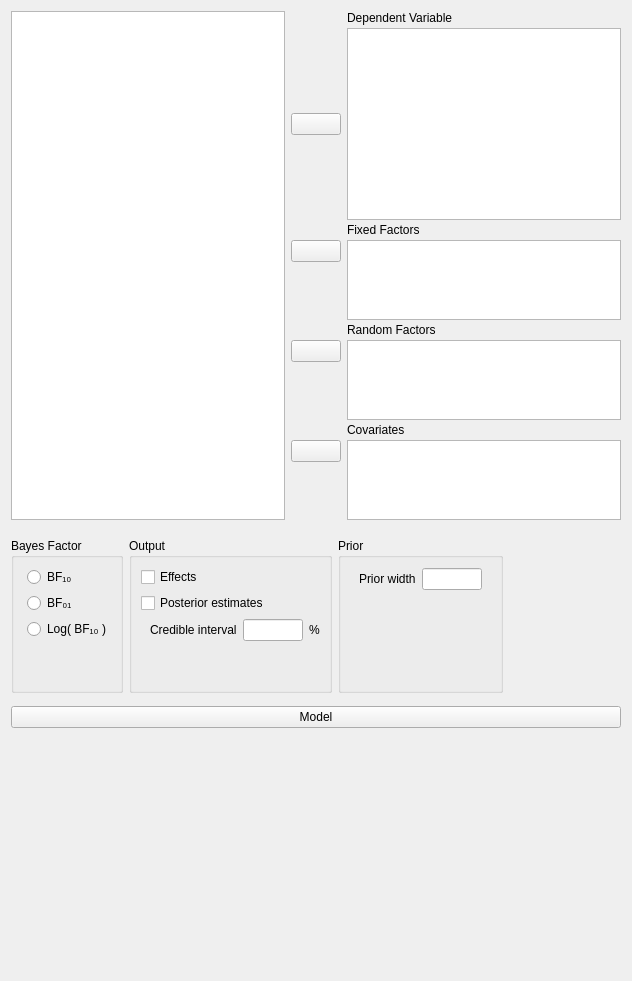
Old version of the form JASP-Desktop/analysisforms/ancovabayesianform.ui in the repository jasp-stats/jasp-desktop.
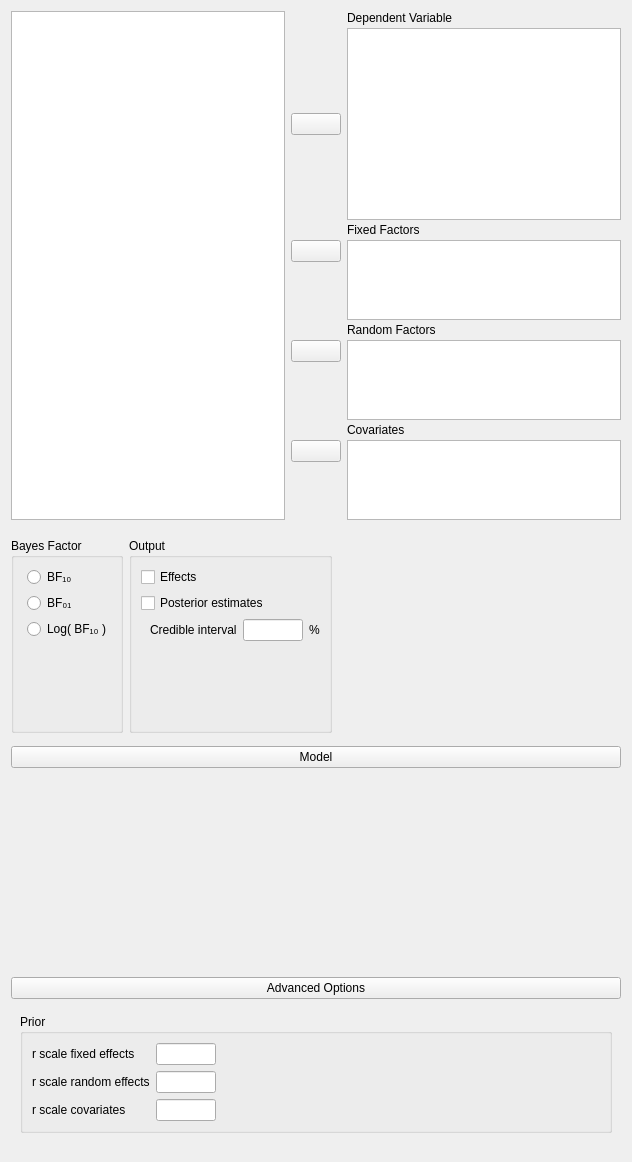
New version of the form. Custom widgets are drawn as their Qt base class.

Commit message: Priors: added advanced options for Bayesian analyses

```diff
--- a/JASP-Desktop/analysisforms/ancovabayesianform.ui
+++ b/JASP-Desktop/analysisforms/ancovabayesianform.ui
@@ -7,7 +7,7 @@
     <x>0</x>
     <y>0</y>
     <width>632</width>
-    <height>981</height>
+    <height>1162</height>
    </rect>
   </property>
   <property name="sizePolicy">
@@ -375,79 +375,6 @@
       <property name="bottomMargin">
        <number>0</number>
       </property>
-      <item row="0" column="0">
-       <widget class="BoundGroupBox" name="bayesFactorType">
-        <property name="sizePolicy">
-         <sizepolicy hsizetype="Fixed" vsizetype="Minimum">
-          <horstretch>0</horstretch>
-          <verstretch>0</verstretch>
-         </sizepolicy>
-        </property>
-        <property name="title">
-         <string>Bayes Factor</string>
-        </property>
-        <property name="flat">
-         <bool>false</bool>
-        </property>
-        <layout class="QGridLayout" name="gridLayout_13">
-         <property name="leftMargin">
-          <number>13</number>
-         </property>
-         <item row="0" column="0">
-          <widget class="QRadioButton" name="_1">
-           <property name="sizePolicy">
-            <sizepolicy hsizetype="Fixed" vsizetype="Fixed">
-             <horstretch>0</horstretch>
-             <verstretch>0</verstretch>
-            </sizepolicy>
-           </property>
-           <property name="text">
-            <string>BF₁₀</string>
-           </property>
-          </widget>
-         </item>
-         <item row="1" column="0">
-          <widget class="QRadioButton" name="_2">
-           <property name="sizePolicy">
-            <sizepolicy hsizetype="Fixed" vsizetype="Fixed">
-             <horstretch>0</horstretch>
-             <verstretch>0</verstretch>
-            </sizepolicy>
-           </property>
-           <property name="text">
-            <string>BF₀₁</string>
-           </property>
-          </widget>
-         </item>
-         <item row="3" column="0">
-          <spacer name="verticalSpacer_4">
-           <property name="orientation">
-            <enum>Qt::Vertical</enum>
-           </property>
-           <property name="sizeHint" stdset="0">
-            <size>
-             <width>20</width>
-             <height>40</height>
-            </size>
-           </property>
-          </spacer>
-         </item>
-         <item row="2" column="0">
-          <widget class="QRadioButton" name="_3">
-           <property name="sizePolicy">
-            <sizepolicy hsizetype="Fixed" vsizetype="Fixed">
-             <horstretch>0</horstretch>
-             <verstretch>0</verstretch>
-            </sizepolicy>
-           </property>
-           <property name="text">
-            <string>Log( BF₁₀ )</string>
-           </property>
-          </widget>
-         </item>
-        </layout>
-       </widget>
-      </item>
       <item row="0" column="1">
        <widget class="GroupBox" name="groupBox_3">
         <property name="sizePolicy">
@@ -568,8 +495,8 @@
         </layout>
        </widget>
       </item>
-      <item row="0" column="2">
-       <widget class="GroupBox" name="groupBox">
+      <item row="0" column="0">
+       <widget class="BoundGroupBox" name="bayesFactorType">
         <property name="sizePolicy">
          <sizepolicy hsizetype="Fixed" vsizetype="Minimum">
           <horstretch>0</horstretch>
@@ -577,11 +504,43 @@
          </sizepolicy>
         </property>
         <property name="title">
-         <string>Prior</string>
+         <string>Bayes Factor</string>
         </property>
-        <layout class="QGridLayout" name="gridLayout_11">
-         <item row="2" column="0">
-          <spacer name="verticalSpacer_5">
+        <property name="flat">
+         <bool>false</bool>
+        </property>
+        <layout class="QGridLayout" name="gridLayout_13">
+         <property name="leftMargin">
+          <number>13</number>
+         </property>
+         <item row="0" column="0">
+          <widget class="QRadioButton" name="_1">
+           <property name="sizePolicy">
+            <sizepolicy hsizetype="Fixed" vsizetype="Fixed">
+             <horstretch>0</horstretch>
+             <verstretch>0</verstretch>
+            </sizepolicy>
+           </property>
+           <property name="text">
+            <string>BF₁₀</string>
+           </property>
+          </widget>
+         </item>
+         <item row="1" column="0">
+          <widget class="QRadioButton" name="_2">
+           <property name="sizePolicy">
+            <sizepolicy hsizetype="Fixed" vsizetype="Fixed">
+             <horstretch>0</horstretch>
+             <verstretch>0</verstretch>
+            </sizepolicy>
+           </property>
+           <property name="text">
+            <string>BF₀₁</string>
+           </property>
+          </widget>
+         </item>
+         <item row="3" column="0">
+          <spacer name="verticalSpacer_4">
            <property name="orientation">
             <enum>Qt::Vertical</enum>
            </property>
@@ -593,48 +552,17 @@
            </property>
           </spacer>
          </item>
-         <item row="0" column="0">
-          <widget class="QWidget" name="horizontalWidget" native="true">
-           <layout class="QHBoxLayout" name="horizontalLayout">
-            <property name="topMargin">
-             <number>1</number>
-            </property>
-            <item>
-             <widget class="QLabel" name="label_5">
-              <property name="sizePolicy">
-               <sizepolicy hsizetype="Fixed" vsizetype="Fixed">
-                <horstretch>0</horstretch>
-                <verstretch>0</verstretch>
-               </sizepolicy>
-              </property>
-              <property name="text">
-               <string>Prior width</string>
-              </property>
-             </widget>
-            </item>
-            <item>
-             <widget class="BoundTextBox" name="priorWidth">
-              <property name="sizePolicy">
-               <sizepolicy hsizetype="Fixed" vsizetype="Preferred">
-                <horstretch>0</horstretch>
-                <verstretch>0</verstretch>
-               </sizepolicy>
-              </property>
-              <property name="minimumSize">
-               <size>
-                <width>60</width>
-                <height>0</height>
-               </size>
-              </property>
-              <property name="maximumSize">
-               <size>
-                <width>60</width>
-                <height>16777215</height>
-               </size>
-              </property>
-             </widget>
-            </item>
-           </layout>
+         <item row="2" column="0">
+          <widget class="QRadioButton" name="_3">
+           <property name="sizePolicy">
+            <sizepolicy hsizetype="Fixed" vsizetype="Fixed">
+             <horstretch>0</horstretch>
+             <verstretch>0</verstretch>
+            </sizepolicy>
+           </property>
+           <property name="text">
+            <string>Log( BF₁₀ )</string>
+           </property>
           </widget>
          </item>
         </layout>
@@ -718,17 +646,149 @@
     </widget>
    </item>
    <item row="3" column="0">
-    <spacer name="verticalSpacer_6">
-     <property name="orientation">
-      <enum>Qt::Vertical</enum>
-     </property>
-     <property name="sizeHint" stdset="0">
-      <size>
-       <width>20</width>
-       <height>40</height>
-      </size>
-     </property>
-    </spacer>
+    <widget class="QWidget" name="advancedBox" native="true">
+     <layout class="QGridLayout" name="gridLayout_2">
+      <property name="leftMargin">
+       <number>0</number>
+      </property>
+      <property name="topMargin">
+       <number>0</number>
+      </property>
+      <property name="rightMargin">
+       <number>0</number>
+      </property>
+      <item row="0" column="0" rowspan="2" colspan="2">
+       <widget class="ExpanderButton" name="expanderAdvanced">
+        <property name="text">
+         <string>Advanced Options</string>
+        </property>
+       </widget>
+      </item>
+      <item row="2" column="0" rowspan="2" colspan="2">
+       <widget class="QWidget" name="advancedOptions" native="true">
+        <layout class="QGridLayout" name="gridLayout_7">
+         <item row="0" column="0">
+          <widget class="GroupBox" name="groupBox_2">
+           <property name="title">
+            <string>Prior</string>
+           </property>
+           <layout class="QGridLayout" name="gridLayout_9">
+            <item row="1" column="2">
+             <spacer name="horizontalSpacer_2">
+              <property name="orientation">
+               <enum>Qt::Horizontal</enum>
+              </property>
+              <property name="sizeHint" stdset="0">
+               <size>
+                <width>293</width>
+                <height>20</height>
+               </size>
+              </property>
+             </spacer>
+            </item>
+            <item row="0" column="2">
+             <spacer name="horizontalSpacer">
+              <property name="orientation">
+               <enum>Qt::Horizontal</enum>
+              </property>
+              <property name="sizeHint" stdset="0">
+               <size>
+                <width>293</width>
+                <height>20</height>
+               </size>
+              </property>
+             </spacer>
+            </item>
+            <item row="1" column="1">
+             <widget class="BoundTextBox" name="priorRandomEffects">
+              <property name="minimumSize">
+               <size>
+                <width>60</width>
+                <height>0</height>
+               </size>
+              </property>
+              <property name="maximumSize">
+               <size>
+                <width>60</width>
+                <height>16777215</height>
+               </size>
+              </property>
+             </widget>
+            </item>
+            <item row="4" column="0">
+             <widget class="QLabel" name="label_8">
+              <property name="text">
+               <string>r scale covariates</string>
+              </property>
+             </widget>
+            </item>
+            <item row="1" column="0">
+             <widget class="QLabel" name="label_9">
+              <property name="text">
+               <string>r scale random effects</string>
+              </property>
+             </widget>
+            </item>
+            <item row="0" column="0">
+             <widget class="QLabel" name="label_10">
+              <property name="text">
+               <string>r scale fixed effects</string>
+              </property>
+             </widget>
+            </item>
+            <item row="0" column="1">
+             <widget class="BoundTextBox" name="priorFixedEffects">
+              <property name="minimumSize">
+               <size>
+                <width>60</width>
+                <height>0</height>
+               </size>
+              </property>
+              <property name="maximumSize">
+               <size>
+                <width>60</width>
+                <height>16777215</height>
+               </size>
+              </property>
+             </widget>
+            </item>
+            <item row="4" column="1">
+             <widget class="BoundTextBox" name="priorCovariates">
+              <property name="minimumSize">
+               <size>
+                <width>60</width>
+                <height>0</height>
+               </size>
+              </property>
+              <property name="maximumSize">
+               <size>
+                <width>60</width>
+                <height>16777215</height>
+               </size>
+              </property>
+             </widget>
+            </item>
+            <item row="4" column="2">
+             <spacer name="horizontalSpacer_3">
+              <property name="orientation">
+               <enum>Qt::Horizontal</enum>
+              </property>
+              <property name="sizeHint" stdset="0">
+               <size>
+                <width>293</width>
+                <height>20</height>
+               </size>
+              </property>
+             </spacer>
+            </item>
+           </layout>
+          </widget>
+         </item>
+        </layout>
+       </widget>
+      </item>
+     </layout>
+    </widget>
    </item>
   </layout>
  </widget>
```
The commit also changes 11 other files.
